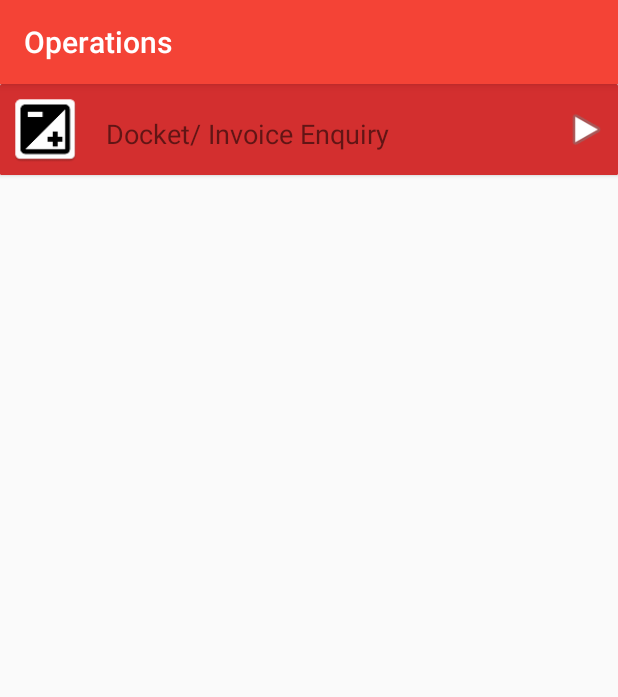
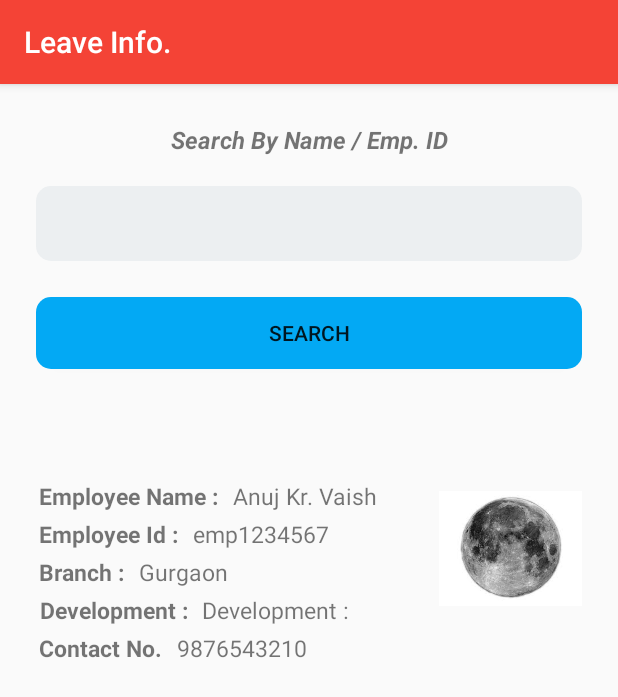
Before and after one commit to anujkv/AxpressLogisticApp, an Android app: the HrmsActivity screen opened directly, with no data from a screen before it, after a tap on "Leave Information", on a phone screen of 412 x 824 dp. Shown: the top 697 px of the screen. Run offline under Robolectric (Android 15) with nearby library versions, the phone set to English and light mode, and no system bars.

Commit message:
initial location state is active in mark_attendance,initial layout design leave_info & attendance_summary

```diff
--- a/app/src/main/java/com/example/it2/axpresslogisticapp/acitvities/HrmsActivity.java
+++ b/app/src/main/java/com/example/it2/axpresslogisticapp/acitvities/HrmsActivity.java
@@ -66,7 +66,7 @@ public class HrmsActivity extends AppCompatActivity {
                         startActivity(intent_opt);
                         break;
                     case 1:
-                        Intent intent_hrms = new Intent(HrmsActivity.this, OperationActivity.class);
+                        Intent intent_hrms = new Intent(HrmsActivity.this, LeaveInfoActivity.class);
                         // passing array index
                         intent_hrms.putExtra("id", position);
                         startActivity(intent_hrms);
@@ -75,7 +75,7 @@ public class HrmsActivity extends AppCompatActivity {
                         Toast.makeText(getApplicationContext(), "Apply Leave " + String.valueOf(position), Toast.LENGTH_SHORT).show();
                         break;
                     case 3:
-                        Toast.makeText(getApplicationContext(), "Attendance Summary " + String.valueOf(position), Toast.LENGTH_SHORT).show();
+                        startActivity(new Intent(HrmsActivity.this,AttendanceSummaryActivity.class));
                         break;
                     case 4:
                         Toast.makeText(getApplicationContext(), "Document Scanning " + String.valueOf(position), Toast.LENGTH_SHORT).show();
--- /dev/null
+++ b/app/src/main/java/com/example/it2/axpresslogisticapp/acitvities/LeaveInfoActivity.java
@@ -0,0 +1,15 @@
+package com.example.it2.axpresslogisticapp.acitvities;
+
+import android.support.v7.app.AppCompatActivity;
+import android.os.Bundle;
+
+import com.example.it2.axpresslogisticapp.R;
+
+public class LeaveInfoActivity extends AppCompatActivity {
+
+    @Override
+    protected void onCreate(Bundle savedInstanceState) {
+        super.onCreate(savedInstanceState);
+        setContentView(R.layout.activity_leave_info);
+    }
+}
--- a/app/src/main/res/layout/activity_docket_enquiry.xml
+++ b/app/src/main/res/layout/activity_docket_enquiry.xml
@@ -54,6 +54,7 @@
     </LinearLayout>
 
     <EditText
+        android:id="@+id/input_edit_text_id"
         android:layout_width="match_parent"
         android:layout_height="50dp"
         android:layout_marginTop="20dp"
--- /dev/null
+++ b/app/src/main/res/layout/activity_leave_info.xml
@@ -0,0 +1,253 @@
+<?xml version="1.0" encoding="utf-8"?>
+<LinearLayout xmlns:android="http://schemas.android.com/apk/res/android"
+    xmlns:app="http://schemas.android.com/apk/res-auto"
+    xmlns:tools="http://schemas.android.com/tools"
+    android:layout_width="match_parent"
+    android:layout_height="match_parent"
+    android:orientation="vertical"
+    tools:context=".acitvities.LeaveInfoActivity">
+
+    <include layout="@layout/search_formate"/>
+
+    <!--<ScrollView-->
+        <!--android:layout_width="match_parent"-->
+        <!--android:layout_height="match_parent">-->
+        <LinearLayout
+            android:layout_width="match_parent"
+            android:layout_height="wrap_content"
+            android:layout_weight="1"
+            android:padding="24dp"
+            android:orientation="horizontal">
+
+            <LinearLayout
+                android:layout_width="wrap_content"
+                android:layout_height="wrap_content"
+                android:orientation="vertical">
+
+                <LinearLayout
+                    android:layout_width="match_parent"
+                    android:layout_height="wrap_content"
+                    android:layout_margin="2dp"
+                    android:orientation="horizontal">
+
+                    <TextView
+                        android:layout_width="wrap_content"
+                        android:layout_height="wrap_content"
+                        android:textSize="15dp"
+                        android:text="Employee Name :"
+                        android:textStyle="bold" />
+
+                    <TextView
+                        android:id="@+id/user_nameId"
+                        android:layout_width="match_parent"
+                        android:layout_height="wrap_content"
+                        android:layout_marginLeft="10dp"
+                        android:textSize="15dp"
+                        android:text="Anuj Kr. Vaish" />
+                </LinearLayout>
+
+                <LinearLayout
+                    android:layout_width="match_parent"
+                    android:layout_height="wrap_content"
+                    android:layout_margin="2dp"
+                    android:orientation="horizontal">
+
+                    <TextView
+                        android:layout_width="wrap_content"
+                        android:layout_height="wrap_content"
+                        android:text="Employee Id :"
+                        android:textSize="15dp"
+                        android:textStyle="bold" />
+
+                    <TextView
+                        android:id="@+id/user_id"
+                        android:layout_width="match_parent"
+                        android:layout_height="wrap_content"
+                        android:layout_marginLeft="10dp"
+                        android:textSize="15dp"
+                        android:text="emp1234567" />
+                </LinearLayout>
+
+                <LinearLayout
+                    android:layout_width="match_parent"
+                    android:layout_height="wrap_content"
+                    android:layout_margin="2dp"
+                    android:orientation="horizontal">
+
+                    <TextView
+                        android:layout_width="wrap_content"
+                        android:layout_height="match_parent"
+                        android:gravity="center"
+                        android:text="@string/branch"
+                        android:textSize="15dp"
+                        android:textStyle="bold" />
+
+                    <TextView
+                        android:id="@+id/current_date_id"
+                        android:layout_width="wrap_content"
+                        android:layout_height="match_parent"
+                        android:layout_marginLeft="10dp"
+                        android:textSize="15dp"
+                        android:layout_weight="1"
+                        android:text="@string/branch_location" />
+                </LinearLayout>
+                <LinearLayout
+                    android:layout_width="match_parent"
+                    android:layout_height="wrap_content"
+                    android:layout_margin="2dp"
+                    android:orientation="horizontal">
+
+                    <TextView
+                        android:layout_width="wrap_content"
+                        android:layout_height="match_parent"
+                        android:gravity="center"
+                        android:text="@string/department"
+                        android:textSize="15dp"
+                        android:textStyle="bold" />
+
+                    <TextView
+                        android:id="@+id/department_id"
+                        android:layout_width="wrap_content"
+                        android:layout_height="match_parent"
+                        android:layout_marginLeft="10dp"
+                        android:textSize="15dp"
+                        android:layout_weight="1"
+                        android:text="@string/department" />
+                </LinearLayout>
+
+                <LinearLayout
+                    android:layout_width="match_parent"
+                    android:layout_height="wrap_content"
+                    android:layout_margin="2dp"
+                    android:orientation="horizontal">
+
+                    <TextView
+                        android:layout_width="wrap_content"
+                        android:layout_height="match_parent"
+                        android:gravity="center"
+                        android:text="@string/contact_no"
+                        android:textSize="15dp"
+                        android:textStyle="bold" />
+
+                    <TextView
+                        android:id="@+id/input_contact_id"
+                        android:layout_width="wrap_content"
+                        android:layout_height="match_parent"
+                        android:layout_marginLeft="10dp"
+                        android:textSize="15dp"
+                        android:layout_weight="1"
+                        android:text="9876543210" />
+                </LinearLayout>
+            </LinearLayout>
+
+            <LinearLayout
+                android:layout_width="match_parent"
+                android:layout_height="wrap_content"
+                android:gravity="right">
+
+                <ImageView
+                    android:id="@+id/user_imageId"
+                    android:layout_width="95dp"
+                    android:layout_height="95dp"
+                    android:layout_gravity="right"
+                    android:src="@drawable/moon" />
+            </LinearLayout>
+
+        </LinearLayout>
+
+        <!--<TableLayout
+            android:layout_width="match_parent"
+            android:layout_height="match_parent"
+            android:stretchColumns="5">
+
+            <TableRow
+                android:layout_width="match_parent">
+
+                <TextView
+                    android:layout_width="0dp"
+                    android:layout_weight=".2"
+                    android:padding="3dip"
+                    android:gravity="center"
+                    android:textStyle="bold"
+                    android:text="@string/table_layout_4_dates" />
+
+                <TextView
+                    android:layout_width="0dp"
+                    android:layout_weight=".2"
+                    android:gravity="center"
+                    android:padding="3dip"
+                    android:textStyle="bold"
+                    android:text="@string/table_layout_4_open_in" />
+
+                <TextView
+                    android:layout_width="0dp"
+                    android:layout_weight=".2"
+                    android:padding="3dip"
+                    android:gravity="center"
+                    android:textStyle="bold"
+                    android:text="@string/table_layout_4_out" />
+
+                <TextView
+                    android:layout_width="0dp"
+                    android:layout_weight=".2"
+                    android:padding="3dip"
+                    android:gravity="center"
+                    android:textStyle="bold"
+                    android:text="@string/table_layout_4_status" />
+
+                <TextView
+                    android:layout_width="0dp"
+                    android:layout_weight=".2"
+                    android:gravity="center"
+                    android:padding="3dip"
+                    android:text="@string/table_layout_4_save_remark" />
+            </TableRow>
+            <TableRow android:layout_width="match_parent">
+
+                <TextView
+                    android:id="@+id/dates"
+                    android:layout_width="0dp"
+                    android:layout_weight=".2"
+                    android:padding="3dip"
+                    android:gravity="center"
+                    android:text="1st June,2018" />
+
+                <TextView
+                    android:id="@+id/in_timing"
+                    android:layout_width="0dp"
+                    android:layout_weight=".2"
+                    android:gravity="center"
+                    android:padding="3dip"
+                    android:text="8:53" />
+
+                <TextView
+                    android:id="@+id/out_timing"
+                    android:layout_width="0dp"
+                    android:layout_weight=".2"
+                    android:padding="3dip"
+                    android:gravity="center"
+                    android:text="19:01"/>
+
+                <TextView
+                    android:id="@+id/attendance_status"
+                    android:layout_width="0dp"
+                    android:layout_weight=".2"
+                    android:padding="3dip"
+                    android:gravity="center"
+                    android:text="Present" />
+
+                <TextView
+                    android:id="@+id/attendance_remark"
+                    android:layout_width="0dp"
+                    android:layout_weight=".2"
+                    android:gravity="center"
+                    android:padding="3dip"
+                    android:text="" />
+            </TableRow>
+        </TableLayout>-->
+    <!--</ScrollView>-->
+
+
+
+
+</LinearLayout>
--- a/app/src/main/res/layout/homepage_grid_item.xml
+++ b/app/src/main/res/layout/homepage_grid_item.xml
@@ -34,8 +34,7 @@
             android:layout_marginTop="3dp"
             android:text="@string/operations"
             android:layout_below="@+id/grid_item_iconId"
-            android:textStyle="bold"
-            android:textSize="20sp"
+            android:textSize="18sp"
             android:textColor="@color/primaryTextColor"
             android:textAlignment="center"/>
 
--- a/app/src/main/res/layout/hrms_grid_item.xml
+++ b/app/src/main/res/layout/hrms_grid_item.xml
@@ -34,8 +34,7 @@
             android:layout_marginTop="3dp"
             android:text="@string/operations"
             android:layout_below="@+id/gridhrms_item_iconId"
-            android:textStyle="bold"
-            android:textSize="20sp"
+            android:textSize="18sp"
             android:textColor="@color/primaryTextColor"
             android:textAlignment="center"/>
 
--- /dev/null
+++ b/app/src/main/res/layout/search_formate.xml
@@ -0,0 +1,45 @@
+<?xml version="1.0" encoding="utf-8"?>
+<LinearLayout
+    xmlns:android="http://schemas.android.com/apk/res/android"
+    android:layout_width="match_parent"
+    android:layout_height="wrap_content"
+    android:orientation="vertical"
+    android:padding="24dp">
+<TextView
+    android:layout_width="match_parent"
+    android:layout_height="wrap_content"
+    android:text="@string/searchbyname_id"
+    android:gravity="center"
+    android:textStyle="bold|italic"
+    android:textSize="16dp"
+    android:layout_marginTop="2dp"/>
+
+    <EditText
+        android:id="@+id/input_edit_text_id"
+        android:layout_width="match_parent"
+        android:layout_height="50dp"
+        android:layout_marginTop="20dp"
+        android:textAlignment="gravity"
+        android:background="@drawable/edittext_shape"
+        android:shadowRadius="50"/>
+
+    <android.support.v7.widget.AppCompatButton
+        android:id="@+id/btn_search"
+        android:layout_width="match_parent"
+        android:layout_height="wrap_content"
+        android:layout_marginBottom="24dp"
+        android:layout_marginTop="24dp"
+        android:background="@drawable/button_shape"
+        android:padding="12dp"
+        android:text="@string/searchbtn" />
+
+    <!--<TextView
+        android:layout_width="match_parent"
+        android:layout_height="wrap_content"
+        android:text="@string/employee_not_found"
+        android:gravity="center"
+        android:textStyle="italic"
+        android:textColor="@color/colorPrimary"
+        android:id="@+id/employee_not_found_text_Id"
+        android:layout_marginTop="2dp"/>-->
+</LinearLayout>
--- a/app/src/main/res/values/strings.xml
+++ b/app/src/main/res/values/strings.xml
@@ -7,7 +7,7 @@
     <string name="employee_id">Employee ID</string>
     <string name="employee_name">Name</string>
     <string name="gender">Gender</string>
-    <string name="branch">Branch</string>
+    <string name="branch">Branch :</string>
     <string name="designation">Designation</string>
     <string name="email_id">Email ID.</string>
     <string name="contact_no">Contact No.</string>
@@ -29,4 +29,17 @@
     <string name="attendence_record">Attendence Record</string>
     <string name="google_api_key">AIzaSyBAaJY8heYegZKk32GFYHw9rc-CiyxUr-A</string>
     <string name="date_time">Date :</string>
+    <string name="mark_attendance">Mark Attendance</string>
+    <string name="table_layout_4_dates">Dates</string>
+    <string name="table_layout_4_open_in">In</string>
+    <string name="table_layout_4_out">Out</string>
+    <string name="table_layout_4_save_remark">Remark</string>
+    <string name="table_layout_4_status">Status</string>
+    <string name="attendance_summary">Attendance Summary</string>
+    <string name="searchbyname_id">Search By Name / Emp. ID</string>
+    <string name="name_id">Name / Employee ID</string>
+    <string name="employee_not_found">Employee not found</string>
+    <string name="department">Development : </string>
+    <string name="branch_location">Gurgaon</string>
+    <string name="leave_info">Leave Info.</string>
 </resources>
```
Also changed, not shown: app/src/main/AndroidManifest.xml (+10 -5 lines), app/src/main/java/com/example/it2/axpresslogisticapp/acitvities/AttendanceSummaryActivity.java (added, +15 -0 lines), app/src/main/java/com/example/it2/axpresslogisticapp/acitvities/MarkAttendanceActivity.java (+19 -21 lines), app/src/main/res/layout/activity_attendance_summary.xml (added, +103 -0 lines), app/src/main/res/layout/activity_mark_attendance.xml (+51 -4 lines).
